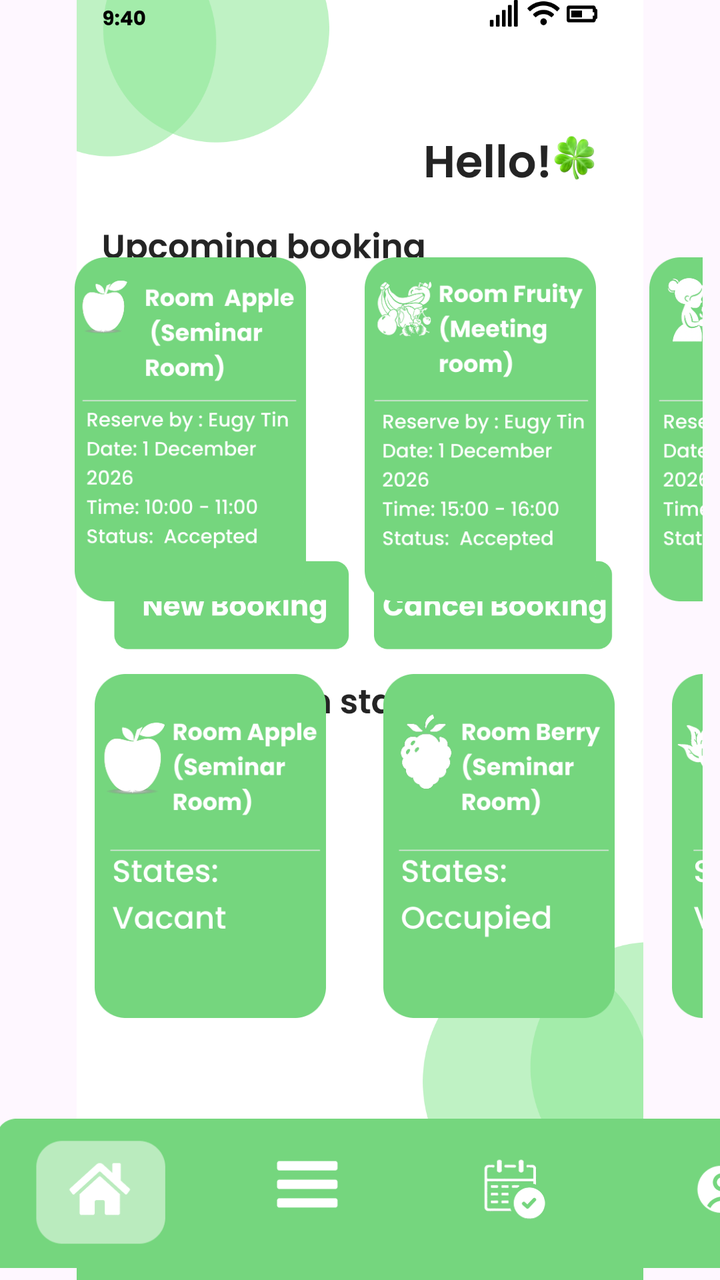
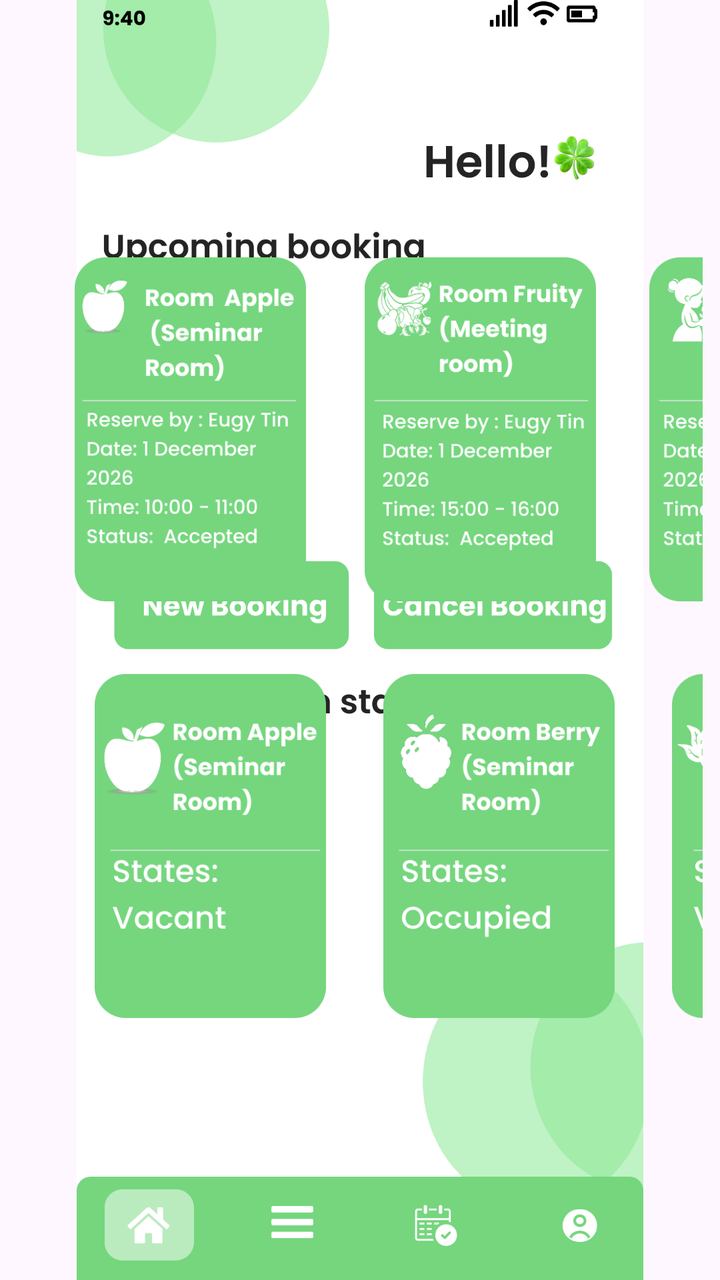

The first picture is an Android layout as it rendered before a commit; the second is the same layout after the commit. The layout source and the unified diff follow.
<!-- AndroidManifest.xml: application theme Theme.COMP2000HKSoftwareEngineeringAssessment -->
<!-- res/layout/activity_managerhomepage.xml -->
<?xml version="1.0" encoding="utf-8"?>
<androidx.constraintlayout.widget.ConstraintLayout xmlns:android="http://schemas.android.com/apk/res/android"
    xmlns:app="http://schemas.android.com/apk/res-auto"
    xmlns:tools="http://schemas.android.com/tools"
    android:id="@+id/main"
    android:layout_width="match_parent"
    android:layout_height="match_parent"
    tools:context=".managerhomepage">


    <ImageView
        android:id="@+id/iv_login_page"
        android:layout_width="match_parent"
        android:layout_height="match_parent"
        android:scaleType="fitCenter"
        android:src="@drawable/managerhomepagesecond"
        app:layout_constraintBottom_toBottomOf="parent"
        app:layout_constraintEnd_toEndOf="parent"
        app:layout_constraintHorizontal_bias="0.0"
        app:layout_constraintStart_toStartOf="parent"
        app:layout_constraintTop_toTopOf="parent"
        app:layout_constraintVertical_bias="0.0" />

    <HorizontalScrollView
        android:id="@+id/scroll_upcoming_booking"
        android:layout_width="0dp"
        android:layout_marginStart="8.5dp"
        android:layout_marginEnd="8.5dp"
        android:layout_height="wrap_content"
        android:scrollbars="none"
        app:layout_constraintBottom_toBottomOf="parent"
        app:layout_constraintEnd_toEndOf="parent"
        app:layout_constraintStart_toStartOf="parent"
        app:layout_constraintTop_toTopOf="parent"
        app:layout_constraintVertical_bias="0.275">

        <LinearLayout
            android:layout_width="wrap_content"
            android:layout_height="wrap_content"
            android:orientation="horizontal"
            android:paddingStart="26dp"
            android:paddingEnd="24dp">

            <ImageButton
                android:id="@+id/btn_upcoming_first"
                android:layout_width="121dp"
                android:layout_height="172dp"
                android:layout_marginEnd="24dp"
                android:background="@android:color/transparent"
                android:scaleType="fitCenter"
                android:src="@drawable/manager_upcoming_booking_first" />

            <ImageButton
                android:id="@+id/btn_upcoming_second"
                android:layout_width="121dp"
                android:layout_height="172dp"
                android:layout_marginEnd="21.2dp"
                android:background="@android:color/transparent"
                android:scaleType="fitCenter"
                android:src="@drawable/manager_upcoming_booking_second" />

            <ImageButton
                android:id="@+id/btn_upcoming_third"
                android:layout_width="121dp"
                android:layout_height="172dp"
                android:background="@android:color/transparent"
                android:scaleType="fitCenter"
                android:src="@drawable/manager_upcoming_booking_third" />

        </LinearLayout>
    </HorizontalScrollView>

    <HorizontalScrollView
        android:id="@+id/scroll_room_states"
        android:layout_width="0dp"
        android:layout_marginStart="8.5dp"
        android:layout_marginEnd="8.5dp"
        android:layout_height="wrap_content"
        android:scrollbars="none"
        app:layout_constraintBottom_toBottomOf="parent"
        app:layout_constraintEnd_toEndOf="parent"
        app:layout_constraintStart_toStartOf="parent"
        app:layout_constraintTop_toTopOf="parent"
        app:layout_constraintVertical_bias="0.72">

        <LinearLayout
            android:layout_width="wrap_content"
            android:layout_height="wrap_content"
            android:orientation="horizontal"
            android:paddingStart="36dp"
            android:paddingEnd="24dp">

            <ImageButton
                android:id="@+id/btn_roomstates_a"
                android:layout_width="121dp"
                android:layout_height="172dp"
                android:layout_marginEnd="23.3dp"
                android:background="@android:color/transparent"
                android:scaleType="fitCenter"
                android:src="@drawable/manager_roomstates_a" />

            <ImageButton
                android:id="@+id/btn_roomstates_b"
                android:layout_width="121dp"
                android:layout_height="172dp"
                android:layout_marginEnd="23.3dp"
                android:background="@android:color/transparent"
                android:scaleType="fitCenter"
                android:src="@drawable/manager_roomstates_b" />

            <ImageButton
                android:id="@+id/btn_roomstates_c"
                android:layout_width="121dp"
                android:layout_height="172dp"
                android:layout_marginEnd="23.3dp"
                android:background="@android:color/transparent"
                android:scaleType="fitCenter"
                android:src="@drawable/manager_roomstates_c" />

            <ImageButton
                android:id="@+id/btn_roomstates_d"
                android:layout_width="121dp"
                android:layout_height="172dp"
                android:layout_marginEnd="23.3dp"
                android:background="@android:color/transparent"
                android:scaleType="fitCenter"
                android:src="@drawable/manager_roomstates_d" />

            <ImageButton
                android:id="@+id/btn_roomstates_e"
                android:layout_width="121dp"
                android:layout_height="172dp"
                android:layout_marginEnd="23.3dp"
                android:background="@android:color/transparent"
                android:scaleType="fitCenter"
                android:src="@drawable/manager_roomstates_e" />

            <ImageButton
                android:id="@+id/btn_roomstates_f"
                android:layout_width="121dp"
                android:layout_height="172dp"
                android:layout_marginEnd="23.3dp"
                android:background="@android:color/transparent"
                android:scaleType="fitCenter"
                android:src="@drawable/manager_roomstates_f" />

            <ImageButton
                android:id="@+id/btn_roomstates_g"
                android:layout_width="121dp"
                android:layout_height="172dp"
                android:layout_marginEnd="23.3dp"
                android:background="@android:color/transparent"
                android:scaleType="fitCenter"
                android:src="@drawable/manager_roomstates_g" />

            <ImageButton
                android:id="@+id/btn_roomstates_h"
                android:layout_width="121dp"
                android:layout_height="172dp"
                android:background="@android:color/transparent"
                android:scaleType="fitCenter"
                android:src="@drawable/manager_roomstates_h" />

        </LinearLayout>
    </HorizontalScrollView>




    <ImageButton
        android:id="@+id/btn_managernewbooking"
        android:layout_width="0dp"
        android:layout_height="0dp"
        android:background="@android:color/transparent"
        app:layout_constraintBottom_toBottomOf="parent"
        app:layout_constraintDimensionRatio="4:1.3"
        app:layout_constraintEnd_toEndOf="parent"
        app:layout_constraintHorizontal_bias="0.119"
        app:layout_constraintStart_toStartOf="parent"
        app:layout_constraintTop_toTopOf="parent"
        app:layout_constraintVertical_bias="0.471"
        app:layout_constraintWidth_percent="0.41" />

    <ImageButton
        android:id="@+id/btn_manager_cancel_booking"
        android:layout_width="0dp"
        android:layout_height="0dp"
        android:background="@android:color/transparent"
        app:layout_constraintBottom_toBottomOf="parent"
        app:layout_constraintDimensionRatio="4:1.3"
        app:layout_constraintEnd_toEndOf="parent"
        app:layout_constraintHorizontal_bias="0.896"
        app:layout_constraintStart_toStartOf="parent"
        app:layout_constraintTop_toTopOf="parent"
        app:layout_constraintVertical_bias="0.471"
        app:layout_constraintWidth_percent="0.41" />

    <ImageButton
        android:id="@+id/btn_back"
        android:layout_width="409dp"
        android:layout_height="112dp"
        android:background="@android:color/transparent"
        android:contentDescription="Back"
        android:scaleType="fitCenter"
        android:src="@drawable/menubarhomebutton"
        app:layout_constraintBottom_toBottomOf="parent"
        app:layout_constraintEnd_toEndOf="parent"
        app:layout_constraintHorizontal_bias="0.05"
        app:layout_constraintStart_toStartOf="parent"
        app:layout_constraintTop_toTopOf="parent"
        app:layout_constraintVertical_bias="1.024" />

    <ImageButton
        android:id="@+id/btn_managermenuhomebutton"
        android:layout_width="0dp"
        android:layout_height="0dp"
        android:background="@android:color/transparent"
        app:layout_constraintBottom_toBottomOf="parent"
        app:layout_constraintDimensionRatio="2:1"
        app:layout_constraintEnd_toEndOf="parent"
        app:layout_constraintHorizontal_bias="0.071"
        app:layout_constraintStart_toStartOf="parent"
        app:layout_constraintTop_toTopOf="parent"
        app:layout_constraintVertical_bias="0.97"
        app:layout_constraintWidth_percent="0.15 " />

    <ImageButton
        android:id="@+id/btn_managermenubutton"
        android:layout_width="0dp"
        android:layout_height="0dp"
        android:background="@android:color/transparent"
        app:layout_constraintBottom_toBottomOf="parent"
        app:layout_constraintDimensionRatio="2:1"
        app:layout_constraintEnd_toEndOf="parent"
        app:layout_constraintHorizontal_bias="0.369"
        app:layout_constraintStart_toStartOf="parent"
        app:layout_constraintTop_toTopOf="parent"
        app:layout_constraintVertical_bias="0.969"
        app:layout_constraintWidth_percent="0.15" />

    <ImageButton
        android:id="@+id/btn_managermybookingbutton"
        android:layout_width="0dp"
        android:layout_height="0dp"
        android:background="@android:color/transparent"
        app:layout_constraintBottom_toBottomOf="parent"
        app:layout_constraintDimensionRatio="2:1"
        app:layout_constraintEnd_toEndOf="parent"
        app:layout_constraintHorizontal_bias="0.644"
        app:layout_constraintStart_toStartOf="parent"
        app:layout_constraintTop_toTopOf="parent"
        app:layout_constraintVertical_bias="0.969"
        app:layout_constraintWidth_percent="0.15" />

    <ImageButton
        android:id="@+id/btn_managermyprofile"
        android:layout_width="0dp"
        android:layout_height="0dp"
        android:background="@android:color/transparent"
        app:layout_constraintBottom_toBottomOf="parent"
        app:layout_constraintDimensionRatio="2:1"
        app:layout_constraintEnd_toEndOf="parent"
        app:layout_constraintHorizontal_bias="0.957"
        app:layout_constraintStart_toStartOf="parent"
        app:layout_constraintTop_toTopOf="parent"
        app:layout_constraintVertical_bias="0.969"
        app:layout_constraintWidth_percent="0.15" />



</androidx.constraintlayout.widget.ConstraintLayout>
<!-- resources referenced by this layout -->
<resources>
  <!-- drawable manager_roomstates_a: png bitmap (drawable, 21311 bytes) -->
  <!-- drawable manager_roomstates_b: png bitmap (drawable, 21526 bytes) -->
  <!-- drawable manager_roomstates_c: png bitmap (drawable, 27240 bytes) -->
  <!-- drawable manager_roomstates_d: png bitmap (drawable, 27273 bytes) -->
  <!-- drawable manager_roomstates_e: png bitmap (drawable, 26262 bytes) -->
  <!-- drawable manager_roomstates_f: png bitmap (drawable, 29786 bytes) -->
  <!-- drawable manager_roomstates_g: png bitmap (drawable, 30640 bytes) -->
  <!-- drawable manager_roomstates_h: png bitmap (drawable, 27845 bytes) -->
  <!-- drawable manager_upcoming_booking_first: png bitmap (drawable, 28534 bytes) -->
  <!-- drawable manager_upcoming_booking_second: png bitmap (drawable, 37839 bytes) -->
  <!-- drawable manager_upcoming_booking_third: png bitmap (drawable, 32002 bytes) -->
  <!-- drawable managerhomepagesecond: png bitmap (drawable, 94405 bytes) -->
  <!-- drawable menubarhomebutton: png bitmap (drawable, 15345 bytes) -->
  <style name="Theme.COMP2000HKSoftwareEngineeringAssessment" parent="Base.Theme.COMP2000HKSoftwareEngineeringAssessment" />
  <style name="Base.Theme.COMP2000HKSoftwareEngineeringAssessment" parent="Theme.Material3.DayNight.NoActionBar">
          
          
      </style>
</resources>

<!-- the commit's change to res/layout/activity_managerhomepage.xml (unified diff, before → after) -->
@@ -13,7 +13,7 @@
         android:layout_width="match_parent"
         android:layout_height="match_parent"
         android:scaleType="fitCenter"
-        android:src="@drawable/managerhomepagesecond"
+        android:src="@drawable/managerhomepagethird"
         app:layout_constraintBottom_toBottomOf="parent"
         app:layout_constraintEnd_toEndOf="parent"
         app:layout_constraintHorizontal_bias="0.0"
@@ -196,21 +196,6 @@
         app:layout_constraintWidth_percent="0.41" />
 
     <ImageButton
-        android:id="@+id/btn_back"
-        android:layout_width="409dp"
-        android:layout_height="112dp"
-        android:background="@android:color/transparent"
-        android:contentDescription="Back"
-        android:scaleType="fitCenter"
-        android:src="@drawable/menubarhomebutton"
-        app:layout_constraintBottom_toBottomOf="parent"
-        app:layout_constraintEnd_toEndOf="parent"
-        app:layout_constraintHorizontal_bias="0.05"
-        app:layout_constraintStart_toStartOf="parent"
-        app:layout_constraintTop_toTopOf="parent"
-        app:layout_constraintVertical_bias="1.024" />
-
-    <ImageButton
         android:id="@+id/btn_managermenuhomebutton"
         android:layout_width="0dp"
         android:layout_height="0dp"
<!-- resource entries referenced after the edit -->
@@ -11,8 +11,7 @@
   <!-- drawable manager_upcoming_booking_first: png bitmap (drawable, 28534 bytes) -->
   <!-- drawable manager_upcoming_booking_second: png bitmap (drawable, 37839 bytes) -->
   <!-- drawable manager_upcoming_booking_third: png bitmap (drawable, 32002 bytes) -->
-  <!-- drawable managerhomepagesecond: png bitmap (drawable, 94405 bytes) -->
-  <!-- drawable menubarhomebutton: png bitmap (drawable, 15345 bytes) -->
+  <!-- drawable managerhomepagethird: png bitmap (drawable, 95647 bytes) -->
   <style name="Theme.COMP2000HKSoftwareEngineeringAssessment" parent="Base.Theme.COMP2000HKSoftwareEngineeringAssessment" />
   <style name="Base.Theme.COMP2000HKSoftwareEngineeringAssessment" parent="Theme.Material3.DayNight.NoActionBar">
           
